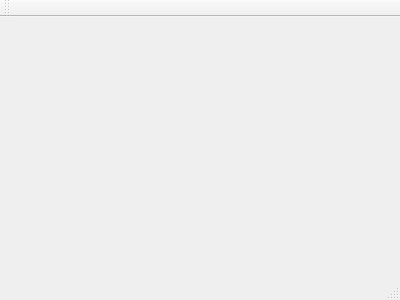
The window that MainTestWindow.ui (icprog/FactoryView) describes before a commit, drawn with Qt 5.
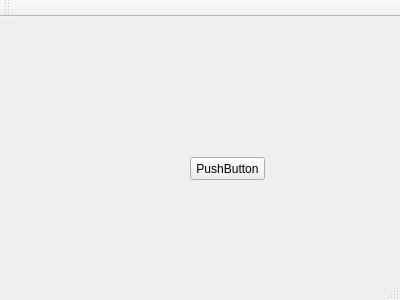
The same window after the commit.

The edit to the form file:
```diff
--- a/MainTestWindow.ui
+++ b/MainTestWindow.ui
@@ -13,7 +13,21 @@
   <property name="windowTitle">
    <string>FactoryView Main Test Window</string>
   </property>
-  <widget class="QWidget" name="centralWidget"/>
+  <widget class="QWidget" name="centralWidget">
+   <widget class="QPushButton" name="pushButton">
+    <property name="geometry">
+     <rect>
+      <x>190</x>
+      <y>140</y>
+      <width>75</width>
+      <height>23</height>
+     </rect>
+    </property>
+    <property name="text">
+     <string>PushButton</string>
+    </property>
+   </widget>
+  </widget>
   <widget class="QMenuBar" name="menuBar">
    <property name="geometry">
     <rect>
```
